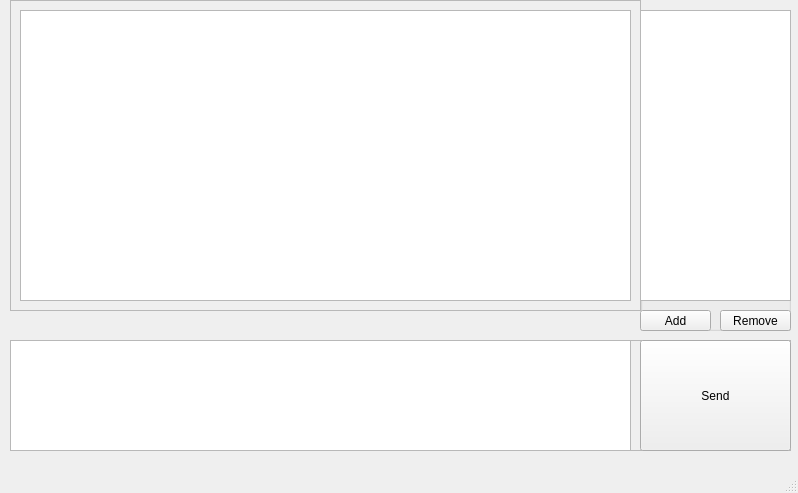
Above: mainwindow.ui from ExarchD/DNTencrypt before the change. Below: the same form after it.
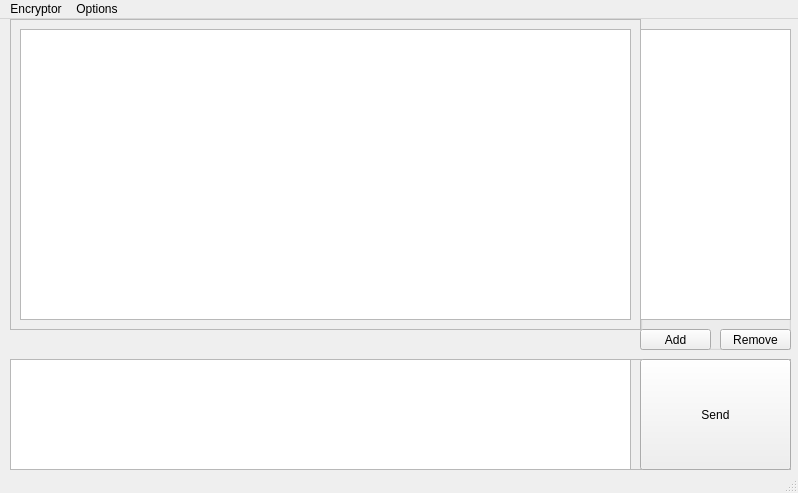
That is the form after the change.

```diff
--- a/mainwindow.ui
+++ b/mainwindow.ui
@@ -140,6 +140,20 @@
      <height>19</height>
     </rect>
    </property>
+   <widget class="QMenu" name="menuSettings">
+    <property name="title">
+     <string>Encryptor</string>
+    </property>
+    <addaction name="quit_config"/>
+   </widget>
+   <widget class="QMenu" name="menuSettings_2">
+    <property name="title">
+     <string>Options</string>
+    </property>
+    <addaction name="actionSettings"/>
+   </widget>
+   <addaction name="menuSettings"/>
+   <addaction name="menuSettings_2"/>
   </widget>
   <widget class="QStatusBar" name="statusbar"/>
  </widget>
```
Left out of the diff: 17 changed lines with no effect on the pictures.
